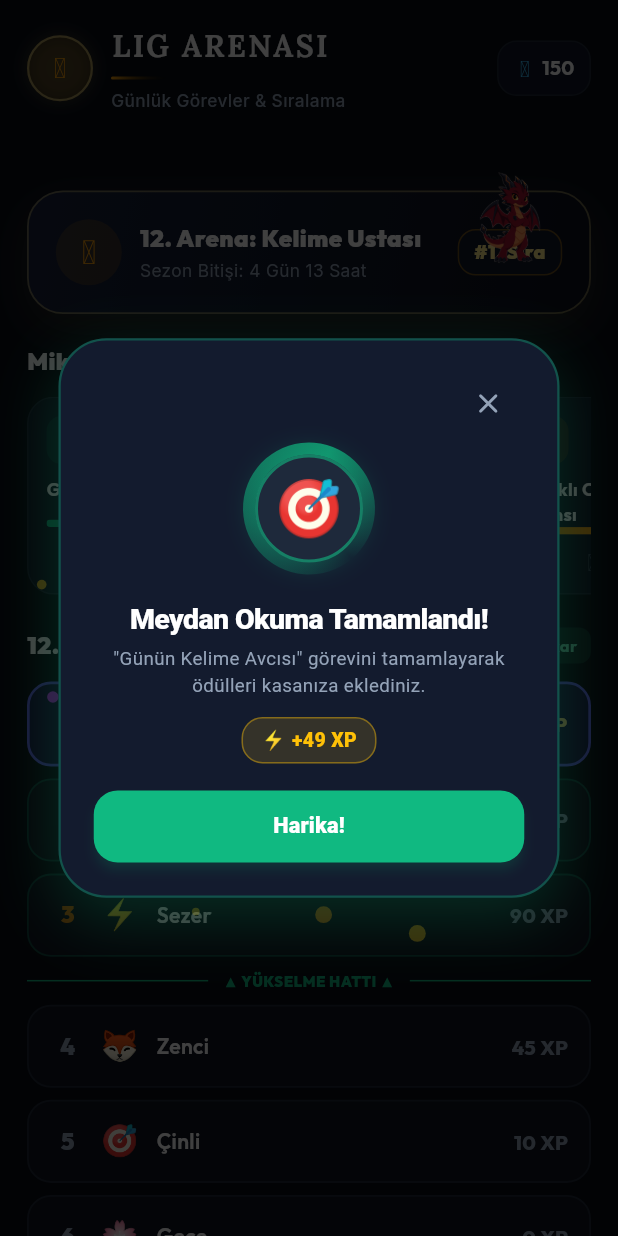
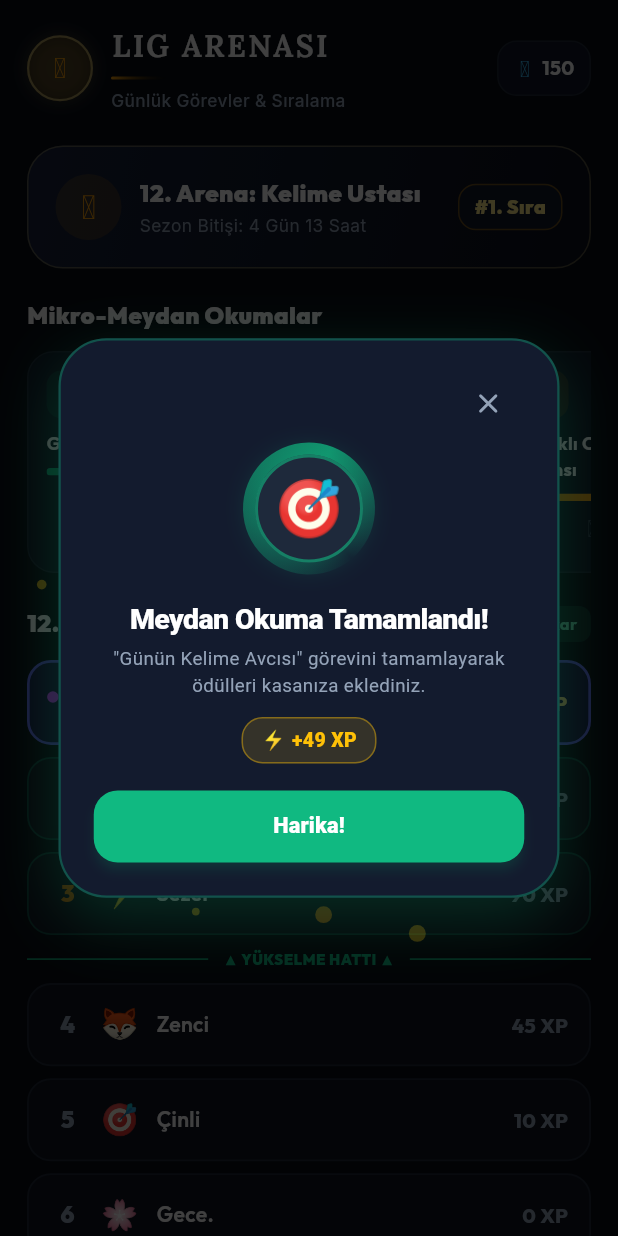
Before and after one commit to srnern2613/deneme1, a Flutter app: the LeaderboardScreen screen opened directly, after a tap on "AL", on a phone screen of 412 x 824 dp. Run offline on Flutter 3.47's test engine with Material 3 defaults, Android fonts, the phone set to English and light mode, and no system bars; drawn by our look-alikes of flutter_animate; our stand-ins replace flutter_tts, google_fonts, shared_preferences, sqflite; missing offline and left inert: file_selector, phosphoricons_flutter, purchases_flutter, purchases_ui_flutter, syncfusion_flutter_pdf; accounts and stored records are empty.

```diff
--- a/lib/leaderboard_screen.dart
+++ b/lib/leaderboard_screen.dart
@@ -16,7 +16,7 @@ import 'package:phosphoricons_flutter/phosphoricons_flutter.dart';
 
 import 'xp_shop_service.dart';
 import 'celebration_dialog.dart';
-import 'core/design_system/primitives.dart'; // IgnisCharacterPortrait
+import 'core/design_system/primitives.dart'; // ScreenHeaderBadge & RuneTitle
 
 class LeaderboardScreen extends StatefulWidget {
   const LeaderboardScreen({super.key});
@@ -208,8 +208,17 @@ class _LeaderboardScreenState extends State<LeaderboardScreen> {
                       style: GoogleFonts.outfit(fontSize: 16, fontWeight: FontWeight.w900, color: Colors.white),
                     ),
                     const SizedBox(height: 12),
+                    // EJDERHA ROTASI V2 — Faz C: Sabit yükseklikli SizedBox +
+                    // Column(Spacer) kombinasyonu, büyük yazı tipi/erişilebilirlik
+                    // ölçeklemesinde veya 2 satıra taşan başlıklarda birkaç
+                    // piksellik "BOTTOM OVERFLOWED" hatasına yol açıyordu.
+                    // Çözüm: dış yüksekliğe güvenlik payı eklendi VE kart
+                    // içeriği kendi SingleChildScrollView'ı içine alındı — bu
+                    // sayede içerik ne kadar büyürse büyüsün taşma render
+                    // hatası artık YAPISAL olarak imkansız (en kötü ihtimalle
+                    // kart içinde görünmez bir iç kaydırma payı oluşur).
                     SizedBox(
-                      height: 132,
+                      height: 148,
                       child: ListView.separated(
                         scrollDirection: Axis.horizontal,
                         physics: const BouncingScrollPhysics(),
@@ -293,11 +302,11 @@ class _LeaderboardScreenState extends State<LeaderboardScreen> {
     );
   }
 
-  /// Üst Lig Özeti Kartı (Optik Hizalı ve Taşma Korumalı)
+  /// Üst Lig Özeti Kartı — EJDERHA ROTASI V2 Faz A "Ignis Temizliği":
+  /// maskot ve konuşma balonu kaldırıldı, sade Apple tarzı bir özet kart.
   Widget _buildLeagueHeaderCard(int userRank, int xpGap, String rivalName) {
     return Container(
       width: double.infinity,
-      margin: const EdgeInsets.only(top: 30),
       padding: const EdgeInsets.all(18),
       decoration: BoxDecoration(
         gradient: const LinearGradient(
@@ -306,19 +315,9 @@ class _LeaderboardScreenState extends State<LeaderboardScreen> {
           end: Alignment.bottomRight,
         ),
         borderRadius: BorderRadius.circular(24),
-        border: Border.all(color: const Color(0xFFFDE68A).withValues(alpha: 0.4), width: 1.2),
-        boxShadow: [
-          BoxShadow(
-            color: const Color(0xFFFDE68A).withValues(alpha: 0.12),
-            blurRadius: 26,
-            offset: const Offset(0, 10),
+        border: Border.all(color: const Color(0xFFFDE68A).withValues(alpha: 0.3), width: 1),
       ),
-        ],
-      ),
-      child: Stack(
-        clipBehavior: Clip.none,
-        children: [
-          Column(
+      child: Column(
         crossAxisAlignment: CrossAxisAlignment.start,
         children: [
           Row(
@@ -393,15 +392,6 @@ class _LeaderboardScreenState extends State<LeaderboardScreen> {
           ],
         ],
       ),
-          // Ignis: arenada kullanıcıyı destekleyen küçük bir maskot — ileride
-          // sayfaya özel karakterle değişecek tek yer IgnisCharacterPortrait.
-          const Positioned(
-            top: -34,
-            right: 2,
-            child: IgnisCharacterPortrait(size: 66),
-          ),
-        ],
-      ),
     );
   }
 
@@ -417,6 +407,14 @@ class _LeaderboardScreenState extends State<LeaderboardScreen> {
     final double progress = (current / target).clamp(0.0, 1.0);
     final bool isProcessing = _claimingChallengeIds.contains(cId);
 
+    // Kart artık sabit yüksekliğini DIŞ SizedBox'tan (148) alıyor; kendi
+    // içinde `mainAxisSize: MainAxisSize.min` + `SingleChildScrollView` ile
+    // sarılı — bu iki katmanlı güvence, içeriğin (2 satırlık başlık, büyük
+    // yazı tipi ölçeklemesi vb. yüzünden) ayrılan alanı birkaç piksel aşması
+    // durumunda bile artık render hatası (`OVERFLOWED BY n PIXELS`) DEĞİL,
+    // en fazla görünmez bir iç kaydırma üretir. `Spacer()` da bu yüzden sabit
+    // bir SizedBox boşluğuyla değiştirildi (esnek boşluk, sınırsız yükseklikli
+    // bir scroll view içinde anlamsız/undefined davranışa yol açar).
     return Container(
       width: 148,
       padding: const EdgeInsets.all(12),
@@ -430,7 +428,14 @@ class _LeaderboardScreenState extends State<LeaderboardScreen> {
           width: isCompleted && !isClaimed ? 1.5 : 1,
         ),
       ),
+      child: SingleChildScrollView(
+        // Dikey eksende varsayılan (kaydırılabilir) physics bilinçli olarak
+        // korunuyor: normal şartlarda 148px'e rahatça sığar ve kaydırma
+        // hissedilmez, ama aşırı büyük erişilebilirlik yazı tipi gibi uç bir
+        // durumda içerik taşarsa kullanıcı hâlâ kaydırıp görebilir — sessizce
+        // kırpılmaz.
         child: Column(
+          mainAxisSize: MainAxisSize.min,
           crossAxisAlignment: CrossAxisAlignment.start,
           children: [
             Row(
@@ -475,7 +480,7 @@ class _LeaderboardScreenState extends State<LeaderboardScreen> {
               maxLines: 2,
               overflow: TextOverflow.ellipsis,
             ),
-          const Spacer(),
+            const SizedBox(height: 8),
             ClipRRect(
               borderRadius: BorderRadius.circular(4),
               child: LinearProgressIndicator(
@@ -520,6 +525,7 @@ class _LeaderboardScreenState extends State<LeaderboardScreen> {
                     ),
             ),
           ],
+        ),
       ),
     );
   }
```
Also changed, not shown: lib/habit_tracker_screen.dart (+4 -22 lines), lib/library_screen.dart (+74 -46 lines), lib/profile_screen.dart (+13 -50 lines), assets/images/ignis_avatar_badge.png (added). Lines whose indentation alone changed are shown as unchanged.
